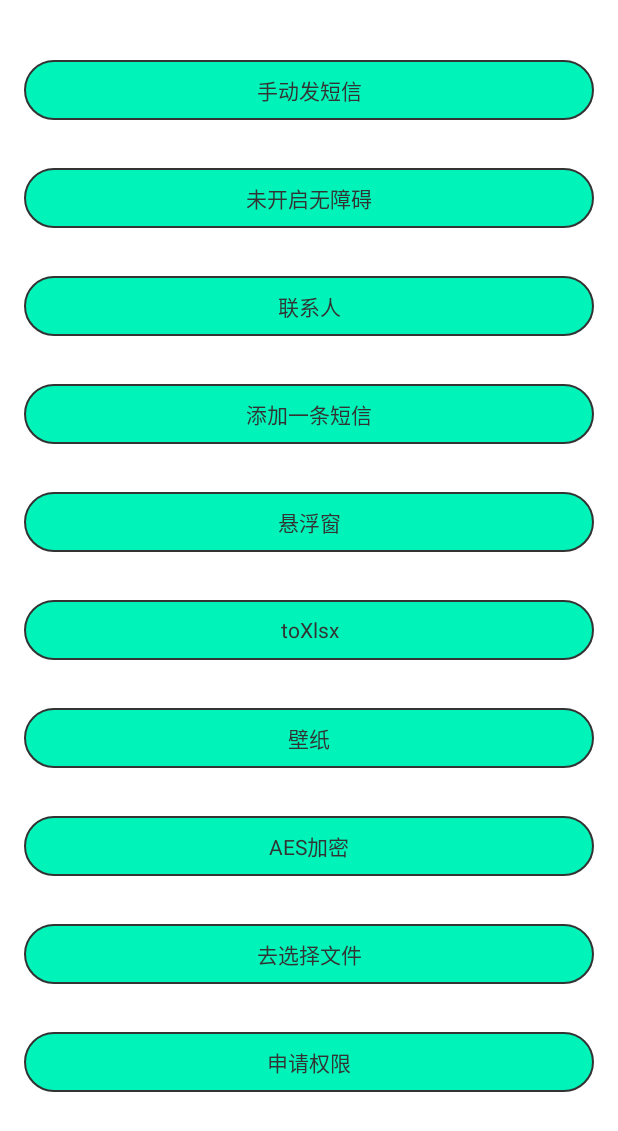
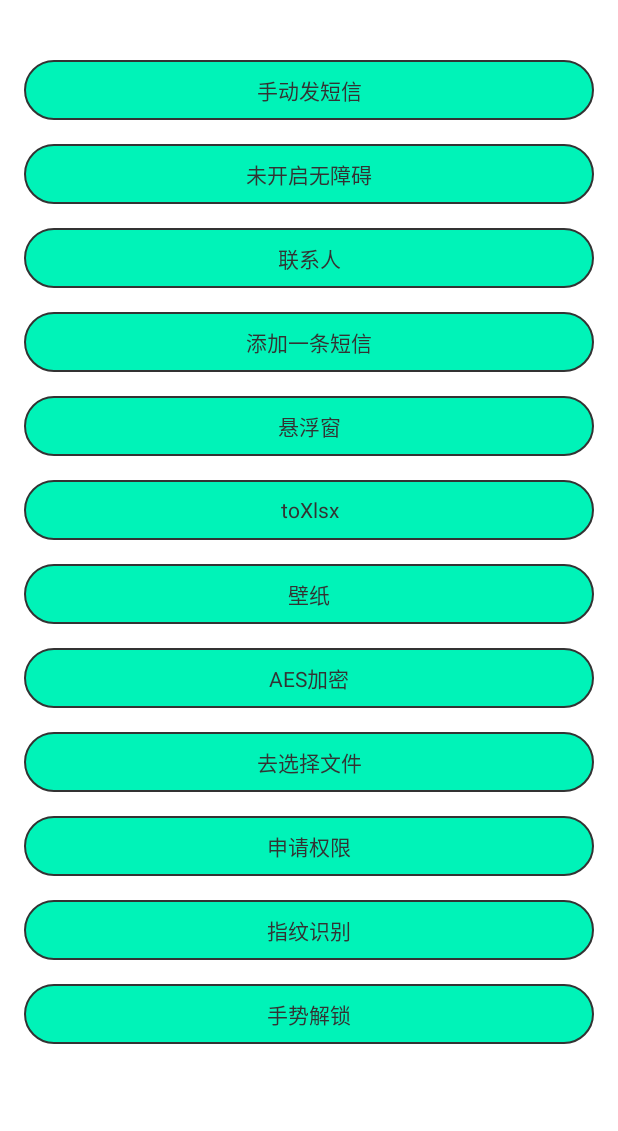
Before and after one commit to tanzihaoa/BaseLib, an Android app: the MainActivity screen opened directly, with no data from a screen before it, on a phone screen of 412 x 824 dp. Shown: the top 1131 px of the screen. Run offline under Robolectric (Android 15) with nearby library versions, the phone set to English and light mode, and no system bars; our stand-ins replace data binding; libraries missing offline, so code that uses them is left out: com.gyf.immersionbar, com.liulishuo.okdownload, com.luck.picture; 1 statement that could not run was skipped.

Commit message:
代码提交

```diff
--- a/app/src/main/AndroidManifest.xml
+++ b/app/src/main/AndroidManifest.xml
@@ -189,6 +189,11 @@
             android:exported="true"
             tools:ignore="LockedOrientationActivity"/>
 
+        <activity android:name=".ui.activity.GestureLockActivity"
+            android:screenOrientation="portrait"
+            android:exported="true"
+            tools:ignore="LockedOrientationActivity"/>
+
         <service android:name=".service.AutoBillService" />
         <service
             android:name=".service.SkAccessibilityService"
--- a/app/src/main/res/layout/activity_main.xml
+++ b/app/src/main/res/layout/activity_main.xml
@@ -111,7 +111,8 @@
         <com.tzh.baselib.shapeview.ShapeTextView
             android:layout_width="match_parent"
             android:layout_height="40dp"
-            android:layout_margin="16dp"
+            android:layout_marginHorizontal="16dp"
+            android:layout_marginTop="16dp"
             android:text="手动发短信"
             app:shapeCorners="20dp"
             android:gravity="center"
@@ -128,7 +129,8 @@
             android:id="@+id/tv_wza"
             android:layout_width="match_parent"
             android:layout_height="40dp"
-            android:layout_margin="16dp"
+            android:layout_marginHorizontal="16dp"
+            android:layout_marginTop="16dp"
             android:text="无障碍模式"
             app:shapeCorners="20dp"
             android:gravity="center"
@@ -177,7 +179,8 @@
         <com.tzh.baselib.shapeview.ShapeTextView
             android:layout_width="match_parent"
             android:layout_height="40dp"
-            android:layout_margin="16dp"
+            android:layout_marginHorizontal="16dp"
+            android:layout_marginTop="16dp"
             android:text="联系人"
             app:shapeCorners="20dp"
             android:gravity="center"
@@ -278,7 +281,8 @@
         <com.tzh.baselib.shapeview.ShapeTextView
             android:layout_width="match_parent"
             android:layout_height="40dp"
-            android:layout_margin="16dp"
+            android:layout_marginHorizontal="16dp"
+            android:layout_marginTop="16dp"
             android:text="添加一条短信"
             app:shapeCorners="20dp"
             android:gravity="center"
@@ -328,7 +332,8 @@
         <com.tzh.baselib.shapeview.ShapeTextView
             android:layout_width="match_parent"
             android:layout_height="40dp"
-            android:layout_margin="16dp"
+            android:layout_marginHorizontal="16dp"
+            android:layout_marginTop="16dp"
             android:text="悬浮窗"
             app:shapeCorners="20dp"
             android:gravity="center"
@@ -344,7 +349,8 @@
         <com.tzh.baselib.shapeview.ShapeTextView
             android:layout_width="match_parent"
             android:layout_height="40dp"
-            android:layout_margin="16dp"
+            android:layout_marginHorizontal="16dp"
+            android:layout_marginTop="16dp"
             android:text="toXlsx"
             app:shapeCorners="20dp"
             android:gravity="center"
@@ -360,7 +366,8 @@
         <com.tzh.baselib.shapeview.ShapeTextView
             android:layout_width="match_parent"
             android:layout_height="40dp"
-            android:layout_margin="16dp"
+            android:layout_marginHorizontal="16dp"
+            android:layout_marginTop="16dp"
             android:text="壁纸"
             app:shapeCorners="20dp"
             android:gravity="center"
@@ -375,7 +382,8 @@
         <com.tzh.baselib.shapeview.ShapeTextView
             android:layout_width="match_parent"
             android:layout_height="40dp"
-            android:layout_margin="16dp"
+            android:layout_marginHorizontal="16dp"
+            android:layout_marginTop="16dp"
             android:text="AES加密"
             app:shapeCorners="20dp"
             android:gravity="center"
@@ -390,7 +398,8 @@
         <com.tzh.baselib.shapeview.ShapeTextView
             android:layout_width="match_parent"
             android:layout_height="40dp"
-            android:layout_margin="16dp"
+            android:layout_marginHorizontal="16dp"
+            android:layout_marginTop="16dp"
             android:text="去选择文件"
             app:shapeCorners="20dp"
             android:gravity="center"
@@ -405,7 +414,8 @@
         <com.tzh.baselib.shapeview.ShapeTextView
             android:layout_width="match_parent"
             android:layout_height="40dp"
-            android:layout_margin="16dp"
+            android:layout_marginHorizontal="16dp"
+            android:layout_marginTop="16dp"
             android:text="申请权限"
             app:shapeCorners="20dp"
             android:gravity="center"
@@ -418,5 +428,38 @@
             app:layout_constraintRight_toRightOf="parent"
             app:layout_constraintTop_toTopOf="parent"/>
 
+        <com.tzh.baselib.shapeview.ShapeTextView
+            android:layout_width="match_parent"
+            android:layout_height="40dp"
+            android:layout_marginHorizontal="16dp"
+            android:layout_marginTop="16dp"
+            android:text="指纹识别"
+            app:shapeCorners="20dp"
+            android:gravity="center"
+            app:shapeBackgroundColor="@color/color_00f3b8"
+            app:shapeBorderColor="@color/color_333"
+            app:shapeBorderWidth="1dp"
+            android:onClick="@{()->v.fingerprintUnlock()}"
+            app:layout_constraintBottom_toBottomOf="parent"
+            app:layout_constraintLeft_toLeftOf="parent"
+            app:layout_constraintRight_toRightOf="parent"
+            app:layout_constraintTop_toTopOf="parent"/>
+
+        <com.tzh.baselib.shapeview.ShapeTextView
+            android:layout_width="match_parent"
+            android:layout_height="40dp"
+            android:layout_marginHorizontal="16dp"
+            android:layout_marginTop="16dp"
+            android:text="手势解锁"
+            app:shapeCorners="20dp"
+            android:gravity="center"
+            app:shapeBackgroundColor="@color/color_00f3b8"
+            app:shapeBorderColor="@color/color_333"
+            app:shapeBorderWidth="1dp"
+            android:onClick="@{()->v.gestureLock()}"
+            app:layout_constraintBottom_toBottomOf="parent"
+            app:layout_constraintLeft_toLeftOf="parent"
+            app:layout_constraintRight_toRightOf="parent"
+            app:layout_constraintTop_toTopOf="parent"/>
     </LinearLayout>
 </layout>
--- a/mylibrary/build.gradle
+++ b/mylibrary/build.gradle
@@ -107,4 +107,6 @@ dependencies {
     api 'io.github.molihuan:pathselector:1.1.16'
 
     api 'androidx.cardview:cardview:1.0.0'
+
+    api 'androidx.biometric:biometric:1.2.0-alpha03' // 生物识别库
 }
--- a/mylibrary/src/main/res/values/styles.xml
+++ b/mylibrary/src/main/res/values/styles.xml
@@ -191,4 +191,10 @@
             <enum name="FILL" value="1"/>
         </attr>
     </declare-styleable>
+
+    <declare-styleable name="GestureLockView">
+        <attr name="gv_lock_color" format="color" />
+        <attr name="gv_unlock_color" format="color" />
+        <attr name="gv_liner_color" format="color" />
+    </declare-styleable>
 </resources>
```
Also changed, not shown: app/src/main/java/com/tzh/myapplication/ui/activity/GestureLockActivity.kt (added, +40 -0 lines), app/src/main/java/com/tzh/myapplication/ui/activity/main/MainActivity.kt (+31 -11 lines), app/src/main/res/layout/activity_gesture_lock.xml (added, +21 -0 lines), mylibrary/src/main/java/com/tzh/baselib/util/lock/FingerprintUnlock.java (added, +34 -0 lines), mylibrary/src/main/java/com/tzh/baselib/view/GestureLockView.java (added, +202 -0 lines).
